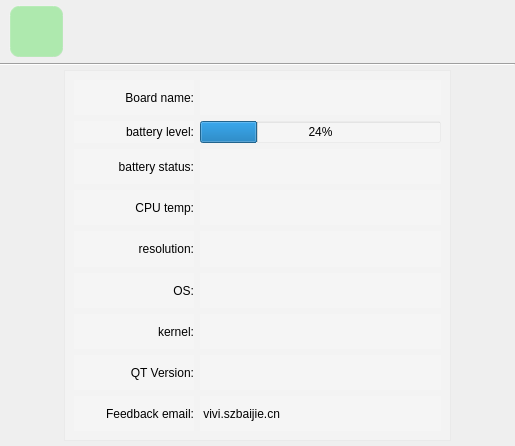
First picture: the form in about_board.ui, repository jizizihe/baijie_demo, before the edit.
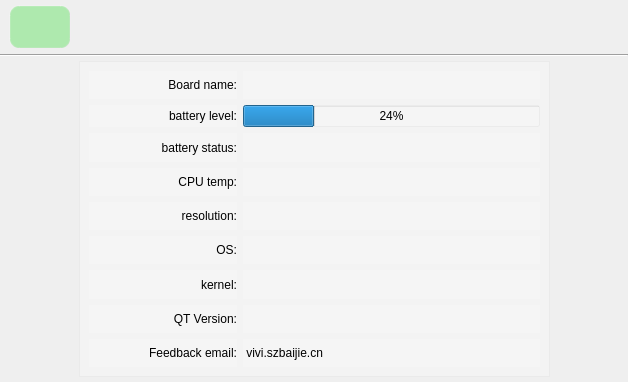
Second picture: the form after the edit. Icons and pictures are not drawn.

```diff
--- a/about_board.ui
+++ b/about_board.ui
@@ -6,8 +6,8 @@
    <rect>
     <x>0</x>
     <y>0</y>
-    <width>515</width>
-    <height>446</height>
+    <width>628</width>
+    <height>382</height>
    </rect>
   </property>
   <property name="sizePolicy">
@@ -66,7 +66,7 @@
 }
 
 
-
+QScrollBar{ width:28px;}
 
 QTextEdit
 {
@@ -249,8 +249,8 @@
          <rect>
           <x>0</x>
           <y>0</y>
-          <width>383</width>
-          <height>369</height>
+          <width>468</width>
+          <height>310</height>
          </rect>
         </property>
         <layout class="QVBoxLayout" name="verticalLayout" stretch="1,1,1,1,1,1,1,1,1">
```
